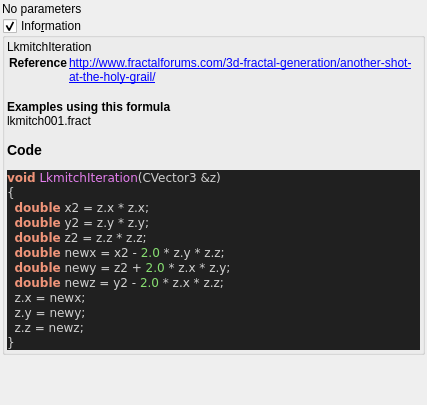
Above: mandelbulber2/qt_data/fractal_lkmitch.ui from buddhi1980/mandelbulber2 before the change. Below: the same form after it.
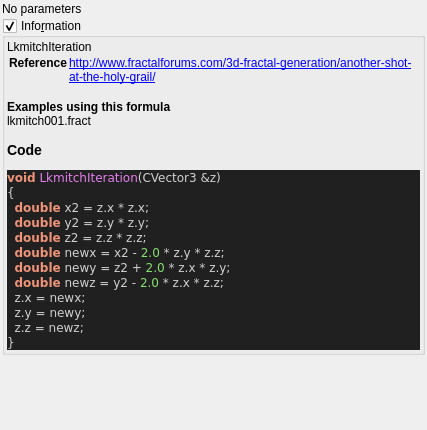
That is the form after the change. Custom widgets are drawn as their Qt base class.

What changed in the file:
```diff
--- a/mandelbulber2/qt_data/fractal_lkmitch.ui
+++ b/mandelbulber2/qt_data/fractal_lkmitch.ui
@@ -7,7 +7,7 @@
     <x>0</x>
     <y>0</y>
     <width>427</width>
-    <height>405</height>
+    <height>430</height>
    </rect>
   </property>
   <property name="windowTitle">
```
Left out of the diff: 3 changed lines with no effect on the pictures.
